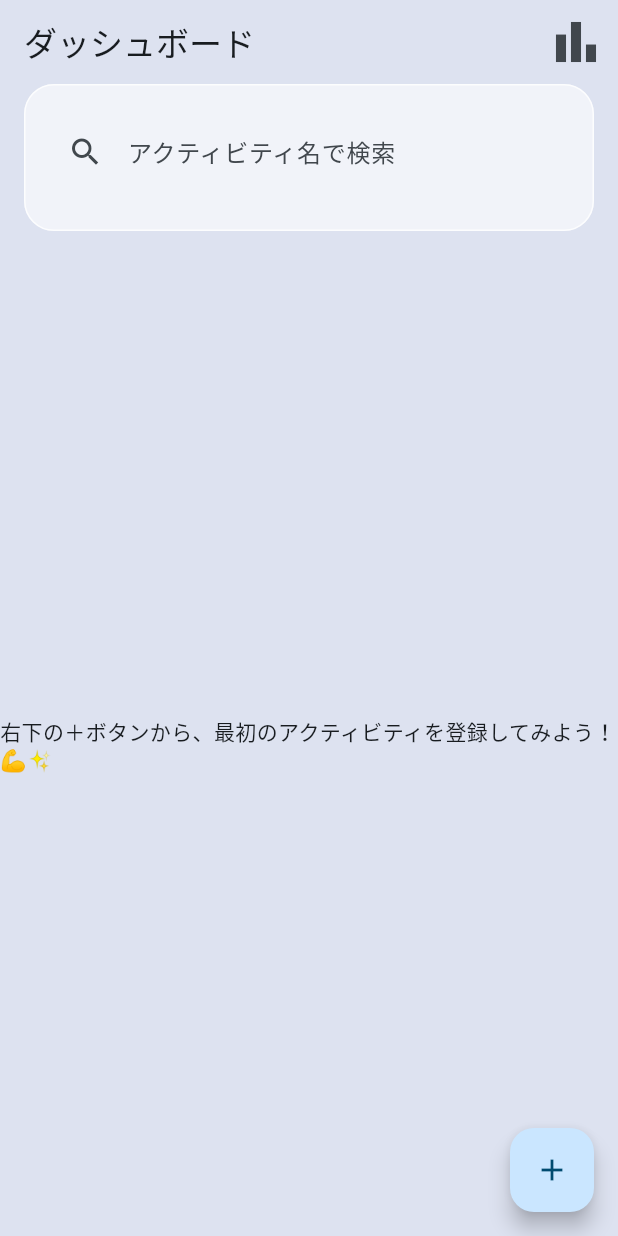
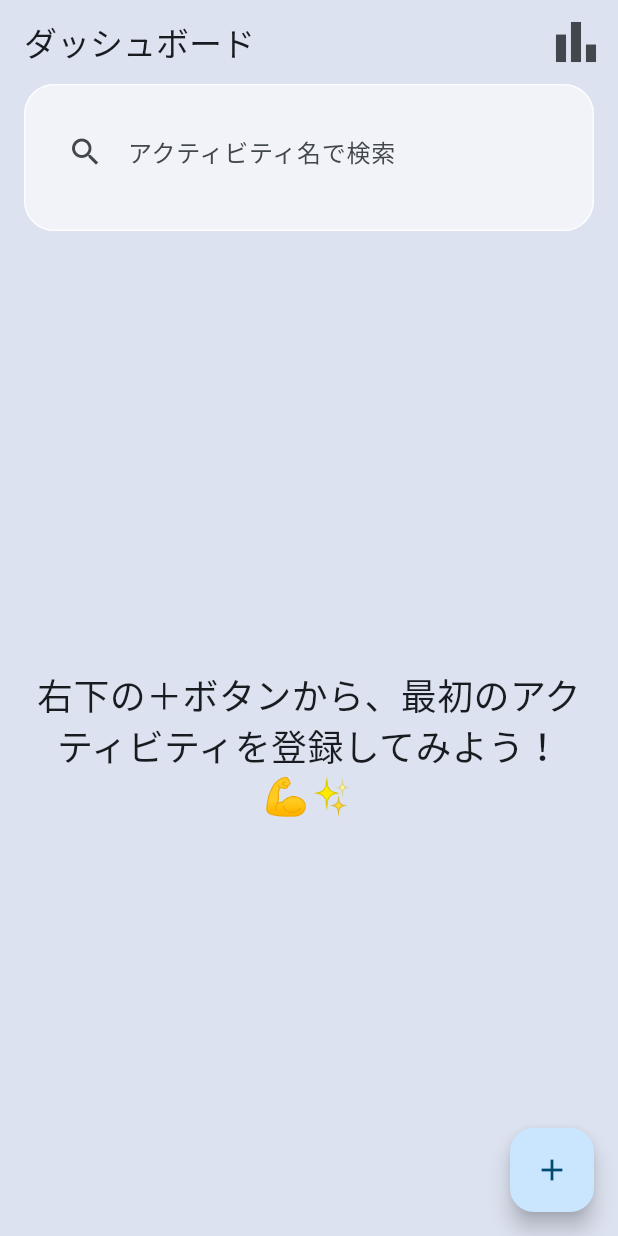
Before and after one commit to osero2000/nan_kore, a Flutter app: the screen it shows after launch, on a phone screen of 412 x 824 dp. Run offline on Flutter 3.47's test engine with Material 3 defaults, Android fonts, the light colour scheme and no system bars; our stand-ins replace audioplayers, fl_chart, hive, hive_flutter; accounts and stored records are empty; generated files the repository leaves out were written again.

Commit message:
feat(ui): カウント画面のUIを大幅に改善
主な変更点：
- カウント画面のレイアウトをStackとPositionedを使って再構築し、最後のメモの有無で表示がずれる問題を完全に修正
- カウントアップボタンと数字のサイズを大きくして、視認性と操作性を向上
- カウントアップ時のサウンドが連打で重ならないように修正
- メモの入力と表示を2行に統一
- ホーム画面の案内メッセージのスタイルを調整

```diff
--- a/lib/main.dart
+++ b/lib/main.dart
@@ -202,12 +202,25 @@ class _HomeScreenState extends State<HomeScreen> {
                     // 登録済みアクティビティが0件の場合と、フィルタ結果が0件の場合でメッセージを出し分ける
                     if (allActivities.isEmpty) {
                       return const Center(
-                        child: Text(
-                            '右下の＋ボタンから、最初のアクティビティを登録してみよう！💪✨'),
+                        child: Padding(
+                          padding: EdgeInsets.symmetric(horizontal: 24.0),
+                          child: Text(
+                            '右下の＋ボタンから、最初のアクティビティを登録してみよう！💪✨',
+                            style: TextStyle(fontSize: 24),
+                            textAlign: TextAlign.center,
+                          ),
+                        ),
                       );
                     }
                     return const Center(
-                      child: Text('条件に合うアクティビティが見つからないみたい…🤔'),
+                      child: Padding(
+                        padding: EdgeInsets.symmetric(horizontal: 24.0),
+                        child: Text(
+                          '条件に合うアクティビティが見つからないみたい…🤔',
+                          style: TextStyle(fontSize: 24),
+                          textAlign: TextAlign.center,
+                        ),
+                      ),
                     );
                   }
                   return ListView.builder(
--- a/lib/screens/record_edit_screen.dart
+++ b/lib/screens/record_edit_screen.dart
@@ -72,7 +72,8 @@ class _RecordEditScreenState extends State<RecordEditScreen> {
                     hintText: '今日の感想や、次回の目標などを記録しよう！',
                     border: OutlineInputBorder(),
                   ),
-                  maxLines: 5,
+                  // 2行まで入力できるように変更
+                  maxLines: 2,
                   textCapitalization: TextCapitalization.sentences,
                 ),
                 const SizedBox(height: 24),
```
Also changed, not shown: lib/screens/count_screen.dart (+30 -12 lines), 1 other file.
